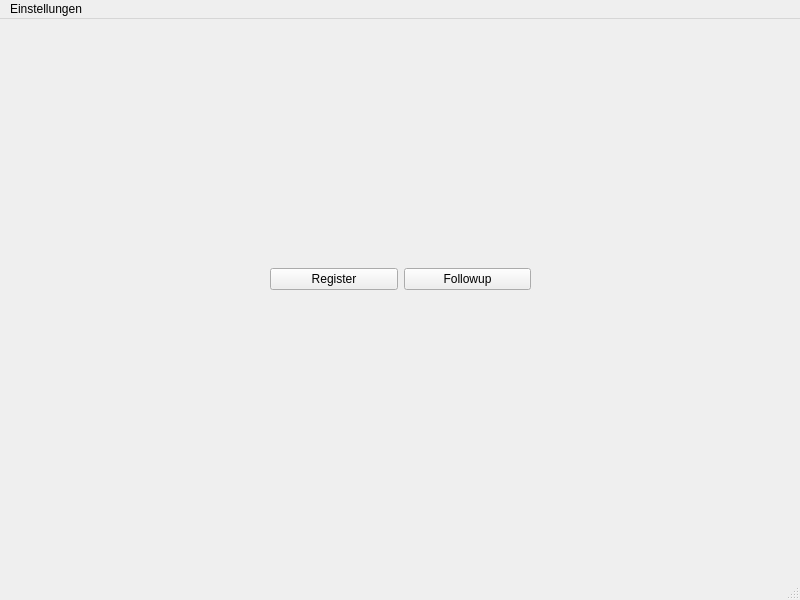
bogie/medicoLabTool, file mainwindow.ui: the form before one commit.
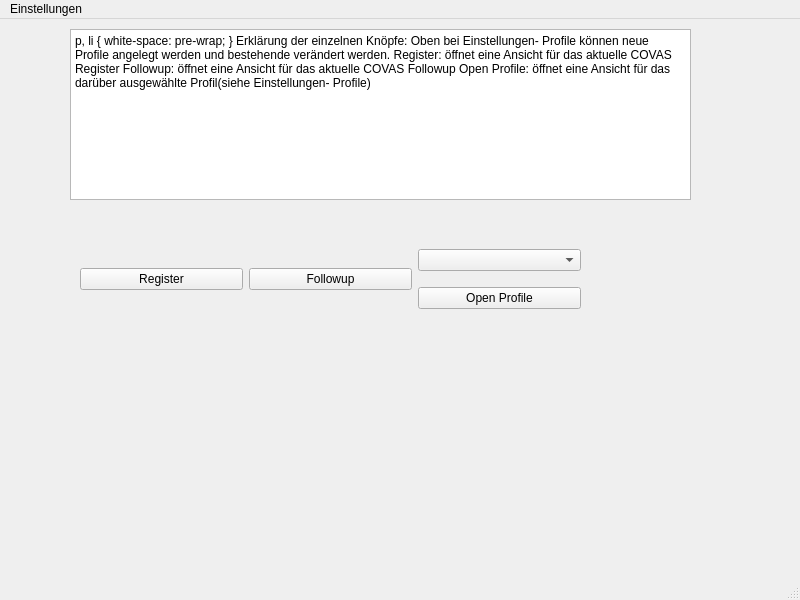
The form after the commit.

Commit message:
Added customizable profiles
- Sample profile for ARIANA in profile/ARIANA (copy folder to .exe directory)

The edit to the form file:
```diff
--- a/mainwindow.ui
+++ b/mainwindow.ui
@@ -17,9 +17,9 @@
    <widget class="QWidget" name="horizontalLayoutWidget">
     <property name="geometry">
      <rect>
-      <x>270</x>
+      <x>80</x>
       <y>220</y>
-      <width>261</width>
+      <width>501</width>
       <height>81</height>
      </rect>
     </property>
@@ -38,8 +38,45 @@
        </property>
       </widget>
      </item>
+     <item>
+      <layout class="QVBoxLayout" name="verticalLayout">
+       <item>
+        <widget class="QComboBox" name="profilesComboBox"/>
+       </item>
+       <item>
+        <widget class="QPushButton" name="openProfileButton">
+         <property name="text">
+          <string>Open Profile</string>
+         </property>
+        </widget>
+       </item>
+      </layout>
+     </item>
     </layout>
    </widget>
+   <widget class="QTextBrowser" name="textBrowser">
+    <property name="geometry">
+     <rect>
+      <x>70</x>
+      <y>10</y>
+      <width>621</width>
+      <height>171</height>
+     </rect>
+    </property>
+    <property name="html">
+     <string>&lt;!DOCTYPE HTML PUBLIC &quot;-//W3C//DTD HTML 4.0//EN&quot; &quot;http://www.w3.org/TR/REC-html40/strict.dtd&quot;&gt;
+&lt;html&gt;&lt;head&gt;&lt;meta name=&quot;qrichtext&quot; content=&quot;1&quot; /&gt;&lt;style type=&quot;text/css&quot;&gt;
+p, li { white-space: pre-wrap; }
+&lt;/style&gt;&lt;/head&gt;&lt;body style=&quot; font-family:'MS Shell Dlg 2'; font-size:8pt; font-weight:400; font-style:normal;&quot;&gt;
+&lt;p style=&quot; margin-top:0px; margin-bottom:0px; margin-left:0px; margin-right:0px; -qt-block-indent:0; text-indent:0px;&quot;&gt;Erklärung der einzelnen Knöpfe:&lt;/p&gt;
+&lt;p style=&quot;-qt-paragraph-type:empty; margin-top:0px; margin-bottom:0px; margin-left:0px; margin-right:0px; -qt-block-indent:0; text-indent:0px;&quot;&gt;&lt;br /&gt;&lt;/p&gt;
+&lt;p style=&quot; margin-top:0px; margin-bottom:0px; margin-left:0px; margin-right:0px; -qt-block-indent:0; text-indent:0px;&quot;&gt;Oben bei Einstellungen-&amp;gt;Profile können neue Profile angelegt werden und bestehende verändert werden.&lt;/p&gt;
+&lt;p style=&quot;-qt-paragraph-type:empty; margin-top:0px; margin-bottom:0px; margin-left:0px; margin-right:0px; -qt-block-indent:0; text-indent:0px;&quot;&gt;&lt;br /&gt;&lt;/p&gt;
+&lt;p style=&quot; margin-top:0px; margin-bottom:0px; margin-left:0px; margin-right:0px; -qt-block-indent:0; text-indent:0px;&quot;&gt;Register: öffnet eine Ansicht für das aktuelle COVAS Register&lt;/p&gt;
+&lt;p style=&quot; margin-top:0px; margin-bottom:0px; margin-left:0px; margin-right:0px; -qt-block-indent:0; text-indent:0px;&quot;&gt;Followup: öffnet eine Ansicht für das aktuelle COVAS Followup&lt;/p&gt;
+&lt;p style=&quot; margin-top:0px; margin-bottom:0px; margin-left:0px; margin-right:0px; -qt-block-indent:0; text-indent:0px;&quot;&gt;Open Profile: öffnet eine Ansicht für das darüber ausgewählte Profil(siehe Einstellungen-&amp;gt;Profile)&lt;/p&gt;&lt;/body&gt;&lt;/html&gt;</string>
+    </property>
+   </widget>
   </widget>
   <widget class="QMenuBar" name="menubar">
    <property name="geometry">
```
The commit also changes 11 other files.
